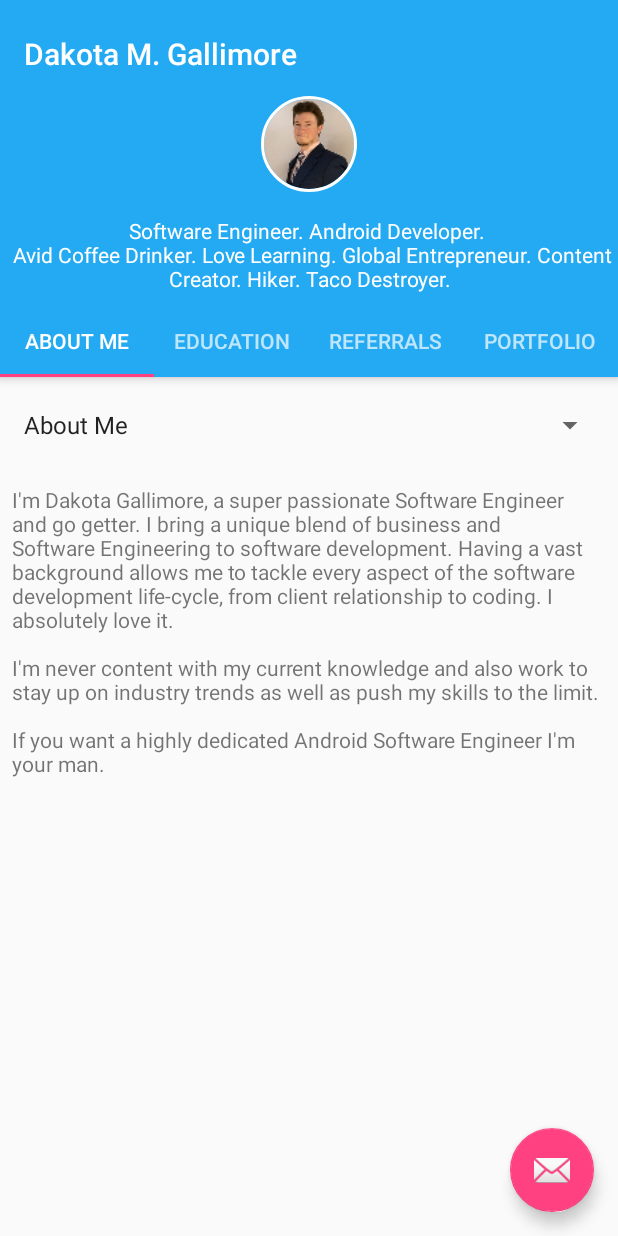
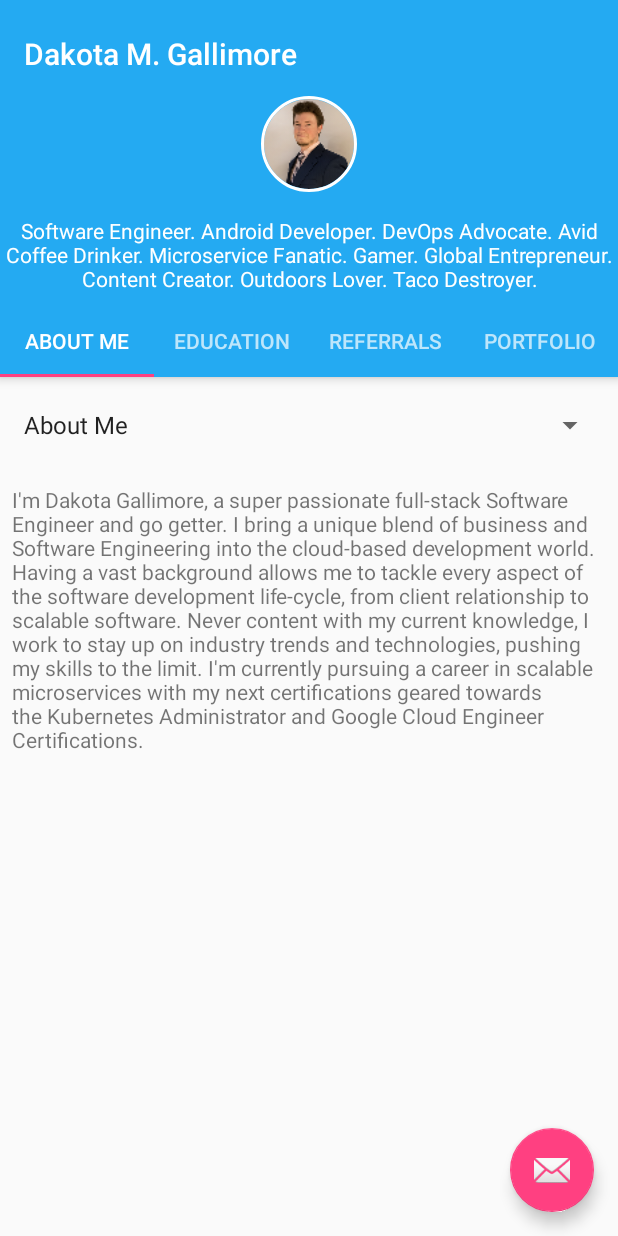
Before and after one commit to DecoderMG/PortfolioApp, an Android app: the screen it shows after launch (MainActivity), on a phone screen of 412 x 824 dp. Run offline under Robolectric (Android 15) with nearby library versions, the light colour scheme and no system bars; our stand-ins replace CircleImageView; libraries missing offline, so code that uses them is left out: com.thoughtbot.expandablerecyclerview; 2 statements that could not run were skipped.

Commit message:
Update app verbiage to match web portfolio

```diff
--- a/app/src/main/java/com/dakota/gallimore/portfolio/Constants.java
+++ b/app/src/main/java/com/dakota/gallimore/portfolio/Constants.java
@@ -8,36 +8,58 @@ public class Constants {
 
     public static String[] parentEducationTitles = {"What I bring", "Education", "Experience", "Skills"};
 
-    public static String[] childEducationWIBHeaders = {"Mobile Expertise",
-            "Excellent project management skills",
-            "Quality programming and design skills"};
+    public static String[] childEducationWIBHeaders = {"Microservice/Container Knowledgable",
+            "Mobile Focused",
+            "Full-stack expertise",
+            "Quality programming and design skills",
+            "Quick Learner"
+    };
     public static String[] childEducationEDUHeaders = {"B.S. in Software Engineering",
             "B.S. in Computer Science",
             "Udacity"};
-    public static String[] childEducationEXPHeaders = {"CEO / Founder",
+    public static String[] childEducationEXPHeaders = {
+            "Application Developer II",
+            "CEO / Founder",
             "Android Developer",
             "Systems Admin"};
-    public static String[] childEducationSkillsHeaders = {"Android Development",
-            "OOP Knowledge",
-            "Software Management",
-            "Client Relations"};
+    public static String[] childEducationSkillsHeaders = {"Kubernetes Expertise",
+            "Amazon Web Service Knowledgable",
+            "NodeJs + Typescript",
+            "Angular 2+",
+            "Client Relations",
+            "Android"
+    };
 
-    public static String[] childEducationBlankDates = {"", "", "", ""};
+    public static String[] childEducationBlankDates = {"", "", "", "", "", ""};
     public static String[] childEducationEDUDate = {"2009 - 2015", "2009 - 2015", "2016 - Ongoing"};
-    public static String[] childEducationEXPDate = {"2012 - 2017", "2011 - 2016", "2013 - 2015"};
+    public static String[] childEducationEXPDate = {"2017 - 2019", "2012 - 2017", "2011 - 2016", "2013 - 2015"};
 
-    public static String[] childEducationWIBDetails = {"My roots are in Android programming. I always think mobile first in an IoT world.",
-            "Trained in excellent Software Engineering practices like SCRUM and agile principles I can supercharge development.",
-            "I'm not only a project manager, I'm a programmer with the ability to create high quality and maintainable code."};
-    public static String[] childEducationEDUDetails = {"The University of Virginia's College at Wise.",
-            "The University of Virginia's College at Wise.", "Classes taught by Google and other industry leaders. Completed classes range from Android development to Machine Learning and Self-Driving Cars."};
-    public static String[] childEducationEXPDetails = {"Dreams.Build",
+    public static String[] childEducationWIBDetails = {
+            "Having developed within a microservice system for two years, I'm familiar with common design patterns like Sidecar or Adapter.",
+            "My roots are in Android programming. I always think mobile first even when designing the backend.",
+            "Having started with client facing applications on Android to now designing complete Openshift/K8s architectures, I'm comfortable at any level of a software stack.",
+            "Clean code is maintainable code, you should always leave the code better than you found it as such, I'm a programmer with the ability to create high quality and maintainable code.",
+            "With a desire to constantly be learning I'm able to adapt to changing scenarios and pick up new skillsets within short timeframes."
+    };
+    public static String[] childEducationEDUDetails = {
+            "The University of Virginia's College at Wise.",
+            "The University of Virginia's College at Wise.",
+            "Classes taught by Google and other industry leaders. Completed classes range from Android development to Machine Learning and Self-Driving Cars."
+    };
+    public static String[] childEducationEXPDetails = {
+            "1901Group",
+            "Dreams.Build",
             "Self and minor freelancing",
-            "Highland Cavalier Newspaper"};
-    public static String[] childEducationSkillsDetails = {"My roots are engraved in mobile development. With R&D heavy projects like language translation for Google Glass or an activity-based music player.",
-            "My knowledge of Object-oriented programming allows me to produce code that is easily maintained and improved.",
-            "I'm knowledgable on modern day Software Engineering practises.",
-            "I've helped numerous startups define their technology offerings and mobile experiences on a global scale."};
+            "Highland Cavalier Newspaper"
+    };
+    public static String[] childEducationSkillsDetails = {
+            "I'm proficient in the Kubernetes ecosystem, making me capable of quickly debugging and building applications at scale.",
+            "I'm familiar with numerous AWS product offerings and how best to apply and scale those features to meet client demands in commercial as well as GovCloud.",
+            "I've worked extensively in Typescript that heavily leverages RxJs observable across the full-stack.",
+            "Along with working with an Express backend, I'm fluent in using Angular 2+ as a client facing frontend that leverage an Akita (Redux) datastore.",
+            "I've helped numerous startups define their technology offerings and mobile experiences on a global scale.",
+            "I leveraged Android while learning the Java programming language, in a way, Android is the first 'language' I learned."
+    };
 
     public static String[][] childAllHeaders = {
             childEducationWIBHeaders,
--- a/app/src/main/res/values/strings.xml
+++ b/app/src/main/res/values/strings.xml
@@ -3,11 +3,11 @@
     <string name="action_settings">Settings</string>
     <string name="section_format">Hello World from section: %1$d</string>
 
-    <string name="brief_bio_description">Software Engineer. Android Developer. \n Avid Coffee Drinker. Love Learning. Global Entrepreneur. Content Creator. Hiker. Taco Destroyer.</string>
-    <string name="about_me">I\'m Dakota Gallimore, a super passionate Software Engineer and go getter. I bring a unique blend of business and Software Engineering to software development. Having a vast background allows me to tackle every aspect of the software development life-cycle, from client relationship to coding. I absolutely love it. \n \nI\'m never content with my current knowledge and also work to stay up on industry trends as well as push my skills to the limit.\n \nIf you want a highly dedicated Android Software Engineer I\'m your man.</string>
-    <string name="personality">Passionate programmer that loves coffee. I\'m considered outgoing by my peers with a good sense of humor. I\'m considered highly creative and not afraid to brainstorm and implement ideas. \n\nI\'m a detailed oriented person who not only looks at the grand scale but the micro scale as well. I always favor OOD principles as they allow for tight details management within a vast software system. \n\nI\'m always in search of expanding my knowledge and prefer to take on rolls that have never been done before as the challenge excites me.</string>
+    <string name="brief_bio_description">Software Engineer. Android Developer. DevOps Advocate. Avid Coffee Drinker. Microservice Fanatic. Gamer. Global Entrepreneur. Content Creator. Outdoors Lover. Taco Destroyer.</string>
+    <string name="about_me">I\'m Dakota Gallimore, a super passionate full-stack Software Engineer and go getter. I bring a unique blend of business and Software Engineering into the cloud-based development world. Having a vast background allows me to tackle every aspect of the software development life-cycle, from client relationship to scalable software. Never content with my current knowledge, I work to stay up on industry trends and technologies, pushing my skills to the limit. I\'m currently pursuing a career in scalable microservices with my next certifications geared towards the Kubernetes Administrator and Google Cloud Engineer Certifications.</string>
+    <string name="personality">Passionate full-stack programmer that loves coffee. I\'m considered outgoing by my peers with a good sense of humor. I\'m also highly creative and not afraid of a whiteboard. Being a detailed oriented person, I\'m capable of formulating detailed designs at all layers, large and small. I tend to favor OOD principles and black box design as they allow for clean design and well defined software implementations. I\'m always in search of expanding my knowledge and prefer to take on rolls that have never been done before as the challenge excites me.</string>
     <string name="mission">My mission is simple, to join revolutionary teams in creating revolutionary software.</string>
-    <string name="story">When i went to college in 2009 I didn\'t know what I wanted to do, other than programming. About two years into college I found my passion, mobile programming. \n\nAt the time, our teachers had the students creating DOS programs, I wanted to create something someone would use, then I found Android. From there I took it upon myself to learn Android and created tons of apps to help me with them. I loved it. \n\nThen as I was prepping to launch my first app (an emotional roller coaster for sure) I had something hit me. If every app developer contributed a dollar to charity we could solve world hunger, which lead me to pursue Dreams.Build a Rewards-based crowdfunding platform focused around giving back. \n\nAt the start of 2017 I launched in 23 countries, helping companies define their technology offerings, putting my Software Engineering and client relationship skills to the test. As 2017 comes to a close, I\'m looking to go back to my roots and help pioneer innovative mobile apps and software solutions.</string>
+    <string name="story">During college, I did not know what I wanted to do, other than programming. About two years into college I found my passion, mobile programming. At the time, our teachers had the students creating DOS programs, I wanted to create something someone would use, then I found Android. From there I took it upon myself to learn Android and created tons of apps to help me with them. I loved it. Then as I was prepping to launch my first app (an emotional roller coaster for sure) I had something hit me. If every app developer contributed a dollar to charity we could solve world hunger, which lead me to pursue Dreams.Build a Rewards-based crowdfunding platform focused around giving back. At the start of 2017 I launched in 23 countries, helping companies define their technology offerings, putting my Software Engineering and client relationship skills to the test. As 2017 came to a close, I began work at 1901Group, where we pioneered transforming legacy Oracle systems into microservice offerings. Since then I\'ve been a major advocate for all things Kubernetes or microservice oriented.</string>
 
     <string name="spinner_prompt">About me, but you can explore more</string>
 
```
